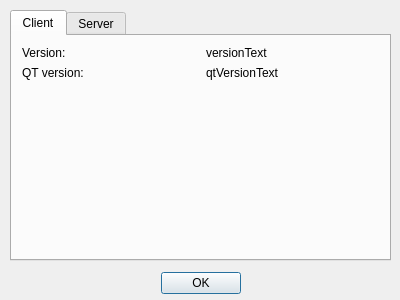
Old version of the form src/utils/About.ui in the repository jensvogt/awsmock-qt-ui.
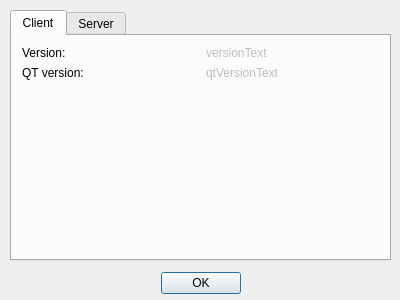
New version of the form.

Commit message: fix(2-create-windows-11-port): add icons

```diff
--- a/src/utils/About.ui
+++ b/src/utils/About.ui
@@ -76,6 +76,9 @@
         </item>
         <item row="1" column="1">
          <widget class="QLabel" name="qtVersionText">
+          <property name="enabled">
+           <bool>false</bool>
+          </property>
           <property name="text">
            <string>qtVersionText</string>
           </property>
@@ -83,6 +86,9 @@
         </item>
         <item row="0" column="1">
          <widget class="QLabel" name="versionText">
+          <property name="enabled">
+           <bool>false</bool>
+          </property>
           <property name="text">
            <string>versionText</string>
           </property>
```
The commit also changes 4 other files.
